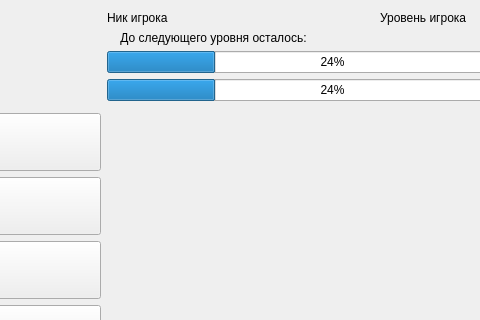
First picture: the form in mainwidget.ui, repository Unisbern/RPG_planner, before the edit; both pictures show x 210 to 690 and y 0 to 320 of the 779 by 496 pixel window.
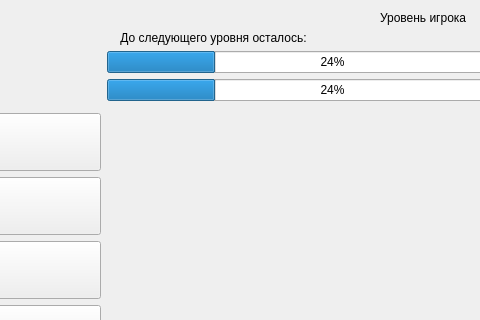
Second picture: the form after the edit. Icons and pictures are not drawn.

```diff
--- a/mainwidget.ui
+++ b/mainwidget.ui
@@ -213,7 +213,7 @@
      <item row="0" column="1" colspan="2">
       <widget class="QLabel" name="numTitle">
        <property name="text">
-        <string>Ник игрока</string>
+        <string/>
        </property>
       </widget>
      </item>
```
